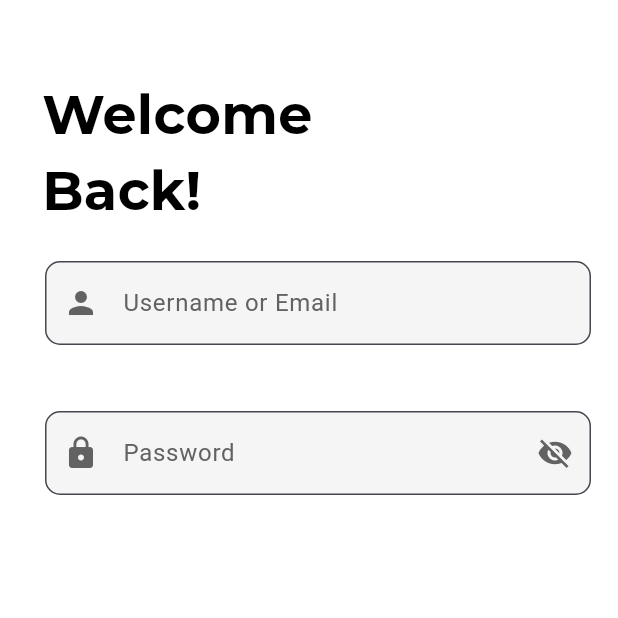
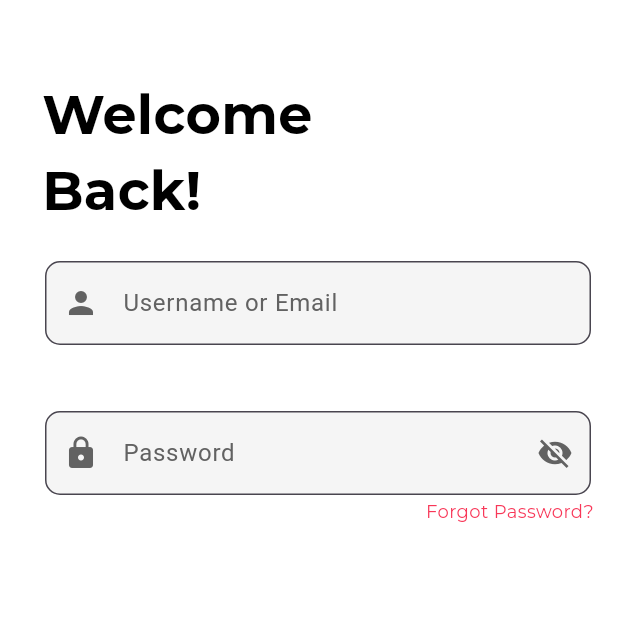
Before and after one commit to boypaida12/ecommerceapp, a Flutter app: the screen it shows after launch, on a phone screen of 412 x 824 dp, the top half of it. Run offline on Flutter 3.47's test engine with Material 3 defaults, Android fonts, the phone set to English and light mode, and no system bars; our stand-ins replace dots_indicator, introduction_screen.

Commit message:
Added forgot password text widget

```diff
--- a/lib/onboarding_screens/onboarding_authentication/login.dart
+++ b/lib/onboarding_screens/onboarding_authentication/login.dart
@@ -73,6 +73,15 @@ class _LogInScreenState extends State<LogInScreen> {
                     keyboardType: TextInputType.text,
                   ),
                 ),
+                Text(
+                  'Forgot Password?',
+                  textAlign: TextAlign.end,
+                  style: TextStyle(
+                    fontFamily: 'Montserrat',
+                    color: Color(0xFFF83758),
+                    fontSize: 12,
+                  ),
+                )
               ],
             ),
           )),
```
